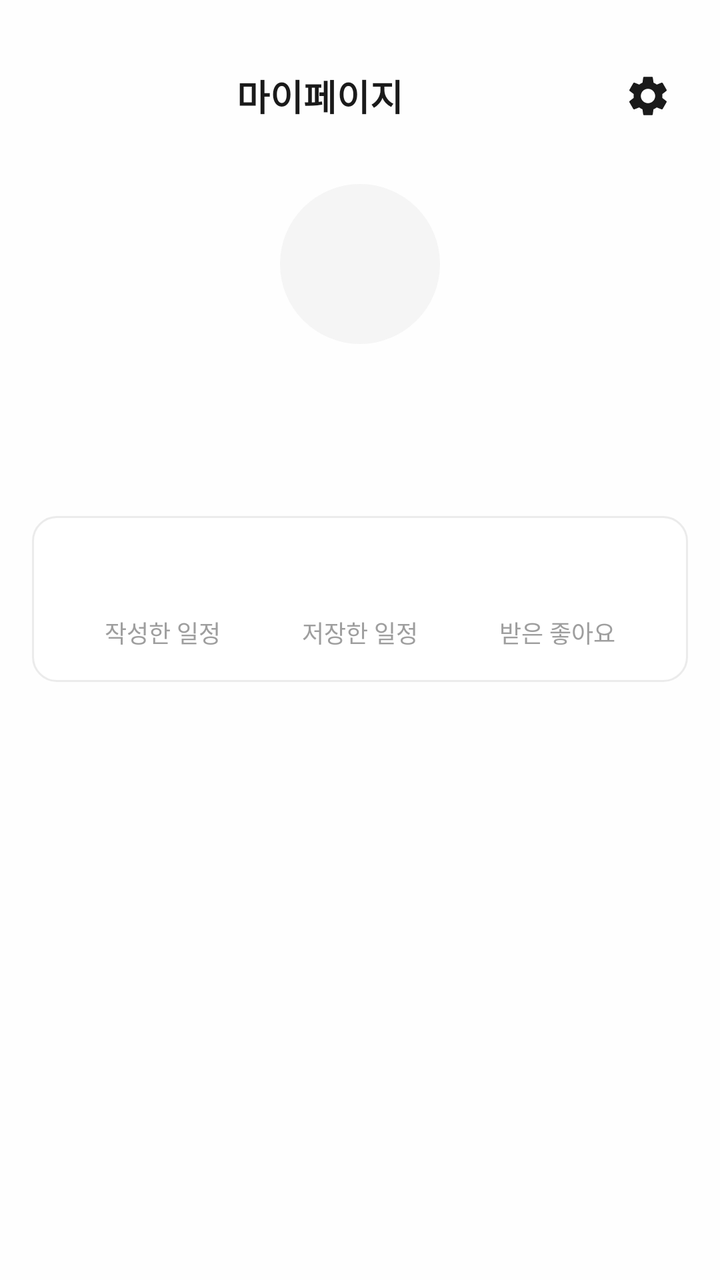
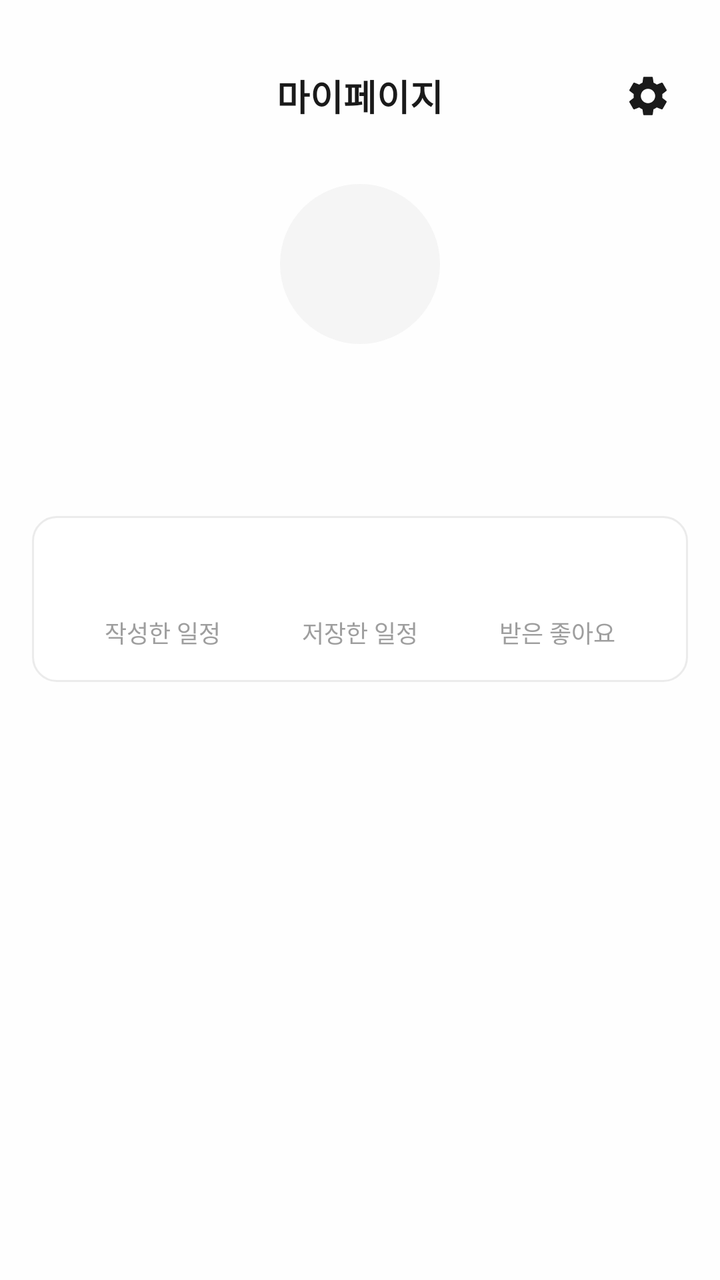

Screens rendered from an Android XML layout before and after an edit, with the pre-edit source and the edit as a unified diff.
<!-- AndroidManifest.xml: application theme Theme.TripShare -->
<!-- res/layout/fragment_profile.xml -->
<?xml version="1.0" encoding="utf-8"?>
<ScrollView xmlns:android="http://schemas.android.com/apk/res/android"
    android:layout_width="match_parent"
    android:layout_height="match_parent"
    android:background="@color/background"
    android:fillViewport="true"
    android:fitsSystemWindows="true"
    android:paddingTop="@dimen/screen_top_extra">

    <LinearLayout
        android:layout_width="match_parent"
        android:layout_height="wrap_content"
        android:orientation="vertical">

        <LinearLayout
            android:layout_width="match_parent"
            android:layout_height="56dp"
            android:gravity="center_vertical"
            android:orientation="horizontal"
            android:paddingHorizontal="16dp">

            <TextView
                android:layout_width="0dp"
                android:layout_height="wrap_content"
                android:layout_weight="1"
                android:gravity="center"
                android:text="@string/my_page"
                android:textColor="@color/text_primary"
                android:textSize="18sp"
                android:textStyle="bold" />

            <ImageButton
                android:id="@+id/btn_settings"
                android:layout_width="40dp"
                android:layout_height="40dp"
                android:background="?attr/selectableItemBackgroundBorderless"
                android:contentDescription="@null"
                android:src="@drawable/ic_settings" />
        </LinearLayout>

        <View
            android:layout_width="80dp"
            android:layout_height="80dp"
            android:layout_gravity="center_horizontal"
            android:layout_marginTop="16dp"
            android:background="@drawable/bg_profile_circle" />

        <TextView
            android:id="@+id/tv_nickname"
            android:layout_width="wrap_content"
            android:layout_height="wrap_content"
            android:layout_gravity="center_horizontal"
            android:layout_marginTop="12dp"
            android:textColor="@color/text_primary"
            android:textSize="20sp"
            android:textStyle="bold" />

        <TextView
            android:id="@+id/tv_bio"
            android:layout_width="wrap_content"
            android:layout_height="wrap_content"
            android:layout_gravity="center_horizontal"
            android:layout_marginTop="4dp"
            android:textColor="@color/text_secondary"
            android:textSize="14sp" />

        <LinearLayout
            android:layout_width="match_parent"
            android:layout_height="wrap_content"
            android:layout_marginHorizontal="16dp"
            android:layout_marginTop="24dp"
            android:background="@drawable/bg_rounded_card"
            android:orientation="horizontal"
            android:padding="16dp">

            <LinearLayout
                android:layout_width="0dp"
                android:layout_height="wrap_content"
                android:layout_weight="1"
                android:gravity="center"
                android:orientation="vertical">

                <TextView
                    android:id="@+id/tv_created_count"
                    android:layout_width="wrap_content"
                    android:layout_height="wrap_content"
                    android:textColor="@color/text_primary"
                    android:textSize="22sp"
                    android:textStyle="bold" />

                <TextView
                    android:layout_width="wrap_content"
                    android:layout_height="wrap_content"
                    android:layout_marginTop="4dp"
                    android:text="@string/created_count"
                    android:textColor="@color/text_hint"
                    android:textSize="12sp" />
            </LinearLayout>

            <LinearLayout
                android:layout_width="0dp"
                android:layout_height="wrap_content"
                android:layout_weight="1"
                android:gravity="center"
                android:orientation="vertical">

                <TextView
                    android:id="@+id/tv_saved_count"
                    android:layout_width="wrap_content"
                    android:layout_height="wrap_content"
                    android:textColor="@color/text_primary"
                    android:textSize="22sp"
                    android:textStyle="bold" />

                <TextView
                    android:layout_width="wrap_content"
                    android:layout_height="wrap_content"
                    android:layout_marginTop="4dp"
                    android:text="@string/saved_count"
                    android:textColor="@color/text_hint"
                    android:textSize="12sp" />
            </LinearLayout>

            <LinearLayout
                android:layout_width="0dp"
                android:layout_height="wrap_content"
                android:layout_weight="1"
                android:gravity="center"
                android:orientation="vertical">

                <TextView
                    android:id="@+id/tv_likes_count"
                    android:layout_width="wrap_content"
                    android:layout_height="wrap_content"
                    android:textColor="@color/text_primary"
                    android:textSize="22sp"
                    android:textStyle="bold" />

                <TextView
                    android:layout_width="wrap_content"
                    android:layout_height="wrap_content"
                    android:layout_marginTop="4dp"
                    android:text="@string/likes_received"
                    android:textColor="@color/text_hint"
                    android:textSize="12sp" />
            </LinearLayout>
        </LinearLayout>

        <androidx.recyclerview.widget.RecyclerView
            android:id="@+id/rv_menu"
            android:layout_width="match_parent"
            android:layout_height="wrap_content"
            android:layout_marginTop="16dp"
            android:nestedScrollingEnabled="false" />
    </LinearLayout>
</ScrollView>
<!-- resources referenced by this layout -->
<resources>
  <color name="background">#FEFEFE</color>
  <color name="text_hint">#9E9E9E</color>
  <color name="text_primary">#1A1A1A</color>
  <color name="text_secondary">#5C5C5C</color>
  <dimen name="screen_top_extra">20dp</dimen>
  <!-- drawable bg_profile_circle (drawable) -->
  <?xml version="1.0" encoding="utf-8"?>
  <shape xmlns:android="http://schemas.android.com/apk/res/android"
      android:shape="oval">
      <solid android:color="@color/surface_subtle" />
  </shape>
  <!-- drawable bg_rounded_card (drawable) -->
  <?xml version="1.0" encoding="utf-8"?>
  <shape xmlns:android="http://schemas.android.com/apk/res/android"
      android:shape="rectangle">
      <solid android:color="@color/card_bg" />
      <stroke
          android:width="1dp"
          android:color="@color/divider" />
      <corners android:radius="12dp" />
  </shape>
  <!-- drawable ic_settings (drawable) -->
  <vector xmlns:android="http://schemas.android.com/apk/res/android"
      android:width="24dp"
      android:height="24dp"
      android:viewportWidth="24"
      android:viewportHeight="24">
      <path
          android:fillColor="@color/text_primary"
          android:pathData="M19.14,12.94c0.04,-0.31 0.06,-0.63 0.06,-0.94 0,-0.31 -0.02,-0.63 -0.06,-0.94l2.03,-1.58c0.18,-0.14 0.23,-0.41 0.12,-0.61l-1.92,-3.32c-0.12,-0.22 -0.37,-0.29 -0.59,-0.22l-2.39,0.96c-0.5,-0.38 -1.03,-0.7 -1.62,-0.94L14.4,2.81c-0.04,-0.24 -0.24,-0.41 -0.48,-0.41h-3.84c-0.24,0 -0.43,0.17 -0.47,0.41L9.25,5.35C8.66,5.59 8.12,5.92 7.63,6.29L5.24,5.33c-0.22,-0.08 -0.47,0 -0.59,0.22L2.74,8.87C2.62,9.08 2.66,9.34 2.86,9.48l2.03,1.58C4.84,11.37 4.8,11.69 4.8,12s0.02,0.63 0.06,0.94l-2.03,1.58c-0.18,0.14 -0.23,0.41 -0.12,0.61l1.92,3.32c0.12,0.22 0.37,0.29 0.59,0.22l2.39,-0.96c0.5,0.38 1.03,0.7 1.62,0.94l0.36,2.54c0.05,0.24 0.24,0.41 0.48,0.41h3.84c0.24,0 0.44,-0.17 0.47,-0.41l0.36,-2.54c0.59,-0.24 1.13,-0.56 1.62,-0.94l2.39,0.96c0.22,0.08 0.47,0 0.59,-0.22l1.92,-3.32c0.12,-0.22 0.07,-0.47 -0.12,-0.61l-2.01,-1.58zM12,15.6c-1.98,0 -3.6,-1.62 -3.6,-3.6s1.62,-3.6 3.6,-3.6 3.6,1.62 3.6,3.6 -1.62,3.6 -3.6,3.6z" />
  </vector>
  <string name="created_count">작성한 일정</string>
  <string name="likes_received">받은 좋아요</string>
  <string name="my_page">마이페이지</string>
  <string name="saved_count">저장한 일정</string>
  <style name="Theme.TripShare" parent="Base.Theme.TripShare" />
  <color name="surface_subtle">#F5F5F5</color>
  <color name="card_bg">#FFFFFF</color>
  <color name="divider">#EBEBEB</color>
  <style name="Base.Theme.TripShare" parent="Theme.Material3.DayNight.NoActionBar">
          <item name="colorPrimary">@color/purple_primary</item>
          <item name="colorPrimaryDark">@color/purple_dark</item>
          <item name="colorAccent">@color/purple_primary</item>
          <item name="android:colorBackground">@color/background</item>
          <item name="colorSurface">@color/card_bg</item>
          <item name="android:windowBackground">@color/background</item>
          <item name="android:statusBarColor">@color/background</item>
          <item name="android:windowLightStatusBar">true</item>
          <item name="android:navigationBarColor">@color/background</item>
          <item name="android:windowLightNavigationBar" tools:targetApi="27">true</item>
          <item name="android:windowOptOutEdgeToEdgeEnforcement" tools:targetApi="35">true</item>
      </style>
  <color name="purple_primary">#5C43C2</color>
  <color name="purple_dark">#4A35A0</color>
</resources>

<!-- the commit's change to res/layout/fragment_profile.xml (unified diff, before → after) -->
@@ -18,6 +18,10 @@
             android:gravity="center_vertical"
             android:orientation="horizontal"
             android:paddingHorizontal="16dp">
+
+            <View
+                android:layout_width="40dp"
+                android:layout_height="40dp"/>
 
             <TextView
                 android:layout_width="0dp"
